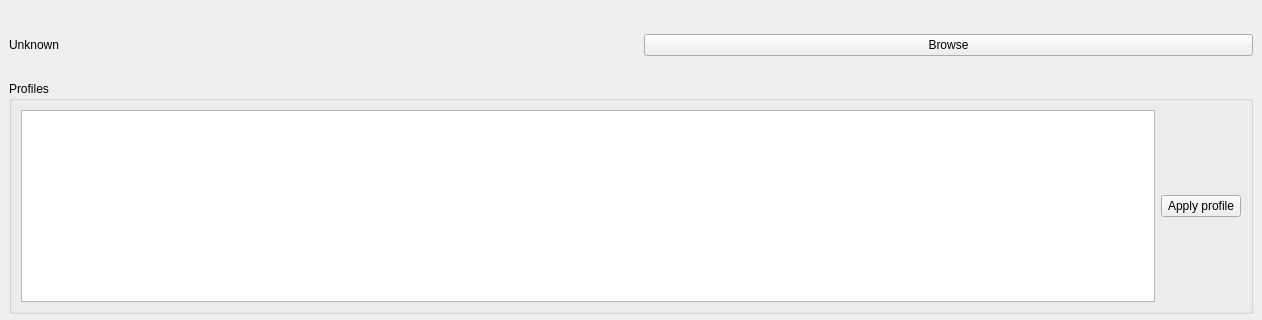
Before: the Qt Designer form res/layout/main_window.ui in SwitcherForGames/switcher, drawn with Qt 5; both pictures show x 0 to 1262 and y 0 to 320 of the 1262 by 945 pixel window.
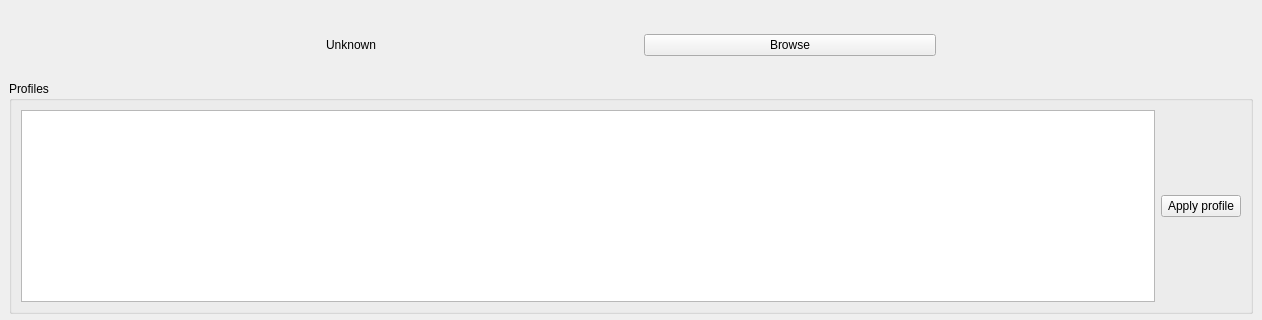
After: the same form once the commit is applied.

Patch:
```diff
--- a/res/layout/main_window.ui
+++ b/res/layout/main_window.ui
@@ -35,6 +35,9 @@
       </item>
       <item>
        <layout class="QHBoxLayout" name="horizontalLayout_6">
+        <item>
+         <widget class="QWidget" name="widget_5" native="true"/>
+        </item>
         <item>
          <widget class="QLabel" name="lbl_game_loc">
           <property name="text">
@@ -49,6 +52,9 @@
           </property>
          </widget>
         </item>
+        <item>
+         <widget class="QWidget" name="widget_6" native="true"/>
+        </item>
        </layout>
       </item>
       <item>
```
